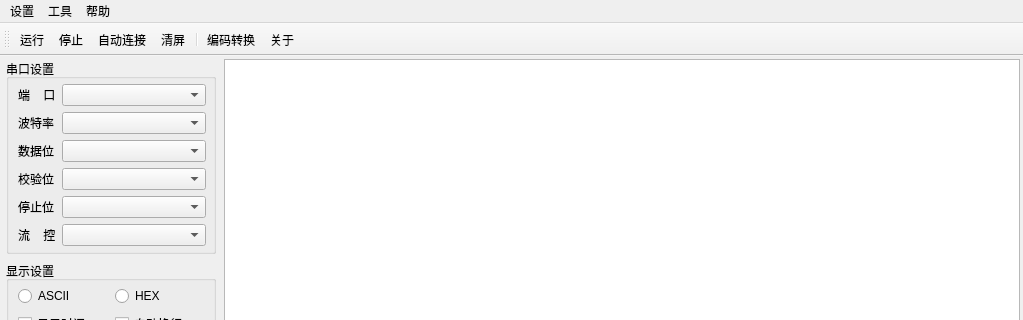
First picture: the form in SerialPort.ui, repository leichau/GSP, before the edit; both pictures show x 0 to 1023 and y 0 to 320 of the 1023 by 712 pixel window.
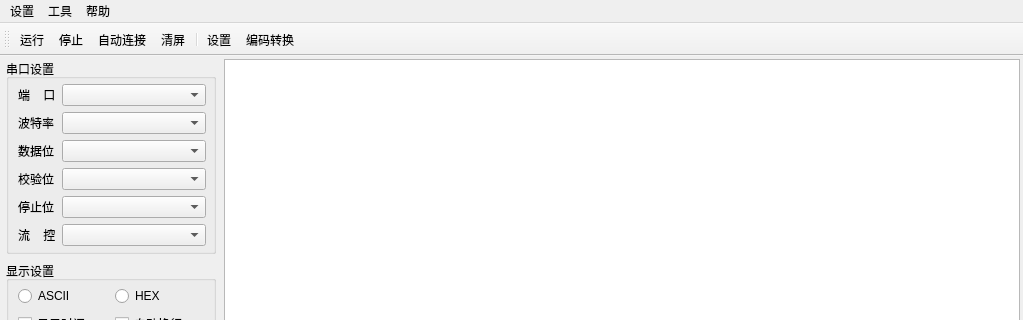
Second picture: the form after the edit. Icons and pictures are not drawn.

Patch:
```diff
--- a/SerialPort.ui
+++ b/SerialPort.ui
@@ -650,8 +650,8 @@
    <addaction name="actionAutoConnect"/>
    <addaction name="clear"/>
    <addaction name="separator"/>
+   <addaction name="option"/>
    <addaction name="codec"/>
-   <addaction name="about"/>
   </widget>
   <widget class="QMenuBar" name="menuBar">
    <property name="geometry">
@@ -780,6 +780,18 @@
     <string>字体</string>
    </property>
   </action>
+  <action name="option">
+   <property name="icon">
+    <iconset resource="imgResource.qrc">
+     <normaloff>:/icon/resource/icon/setting48.png</normaloff>:/icon/resource/icon/setting48.png</iconset>
+   </property>
+   <property name="text">
+    <string>设置</string>
+   </property>
+   <property name="toolTip">
+    <string>设置</string>
+   </property>
+  </action>
  </widget>
  <resources>
   <include location="imgResource.qrc"/>
```
Left out of the diff: 2 changed lines with no effect on the pictures.
